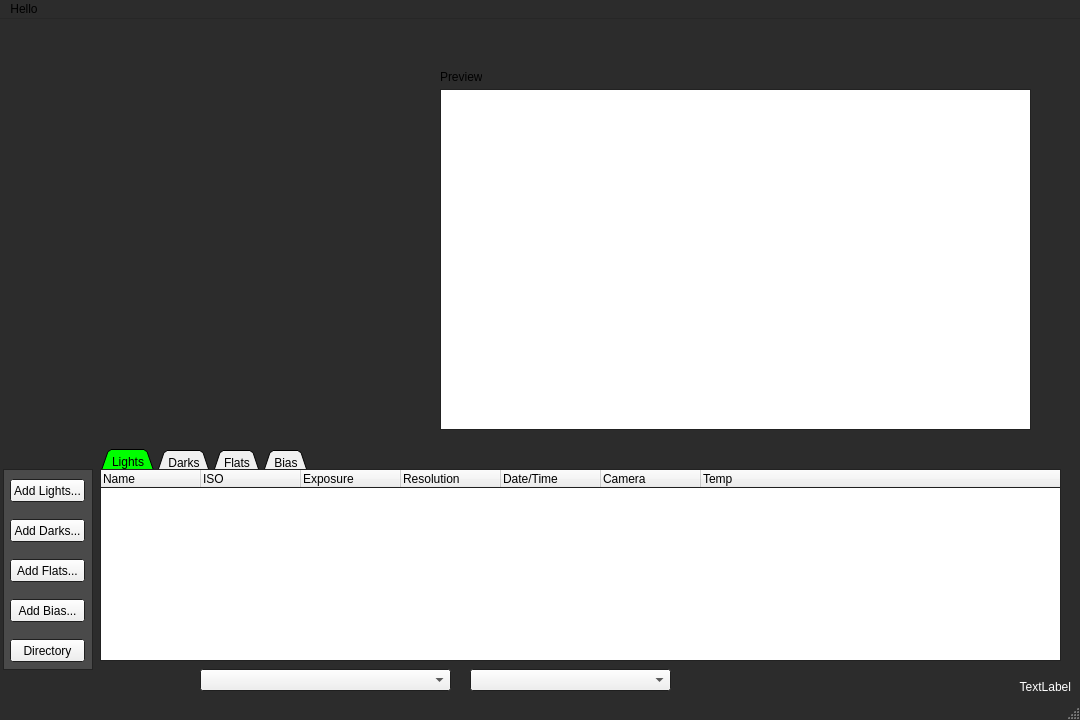
Before: the Qt Designer form mainwindow.ui in CarlMansfield/ImageStacker, drawn with Qt 5.
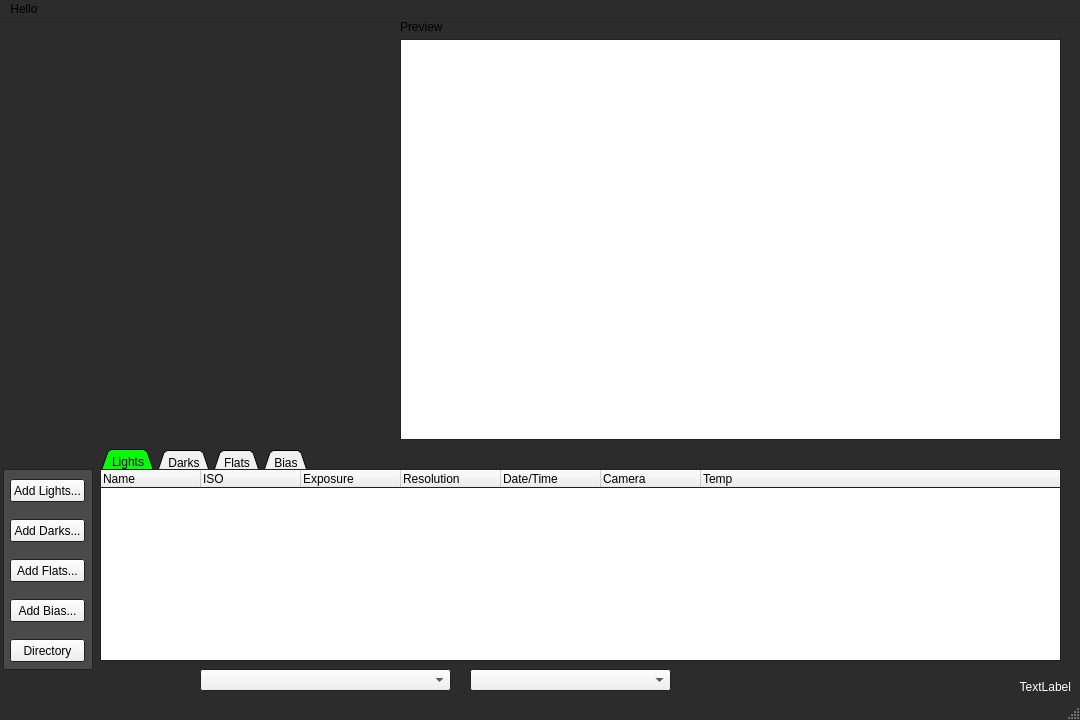
After: the same form once the commit is applied.

The edit to the form file:
```diff
--- a/mainwindow.ui
+++ b/mainwindow.ui
@@ -145,8 +145,8 @@
    <widget class="QLabel" name="label_2">
     <property name="geometry">
      <rect>
-      <x>440</x>
-      <y>50</y>
+      <x>400</x>
+      <y>0</y>
       <width>42</width>
       <height>16</height>
      </rect>
@@ -480,10 +480,10 @@
    <widget class="QGraphicsView" name="graphicsView">
     <property name="geometry">
      <rect>
-      <x>440</x>
-      <y>70</y>
-      <width>591</width>
-      <height>341</height>
+      <x>400</x>
+      <y>20</y>
+      <width>661</width>
+      <height>401</height>
      </rect>
     </property>
     <property name="sizePolicy">
```
